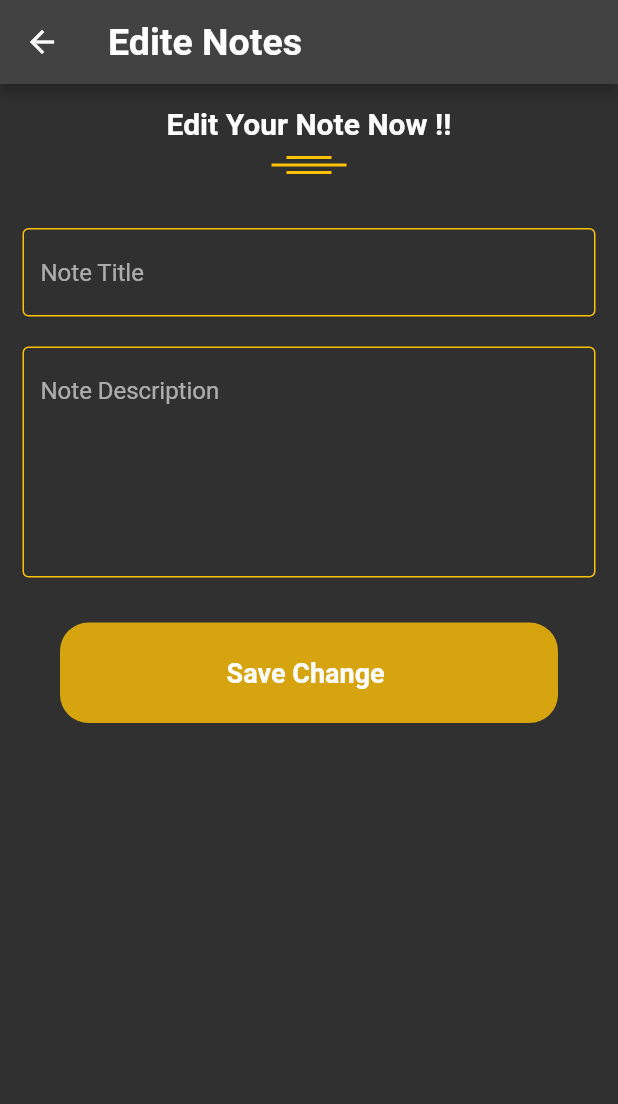
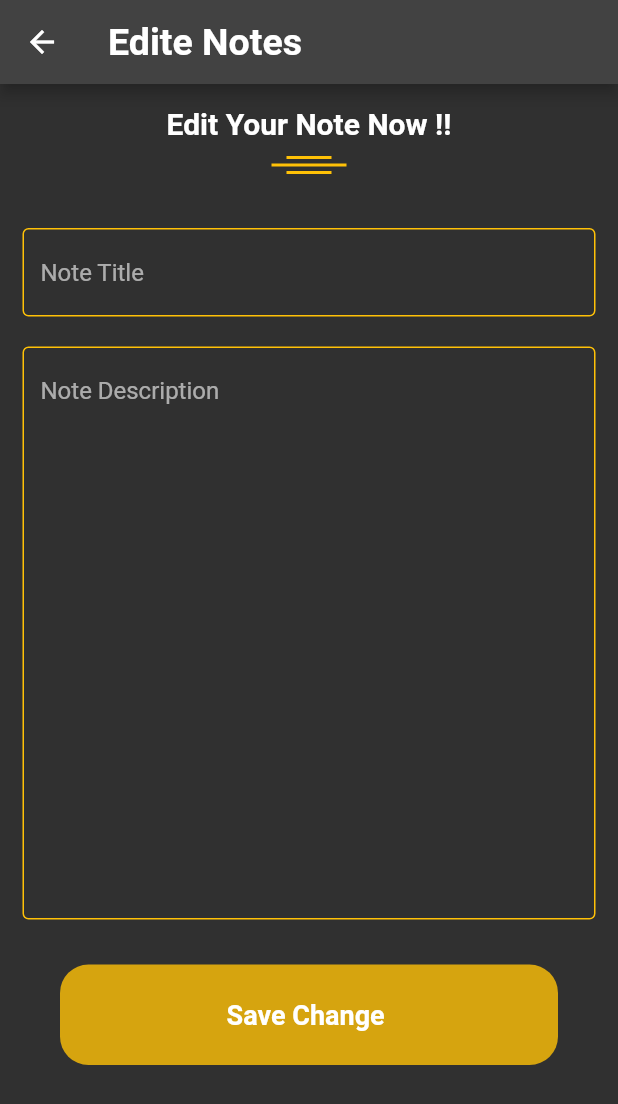
Before and after one commit to TaherSalah/note_app, a Flutter app: the EditeScreen screen opened directly, on a phone screen of 412 x 824 dp. Shown: the top 1104 px of the screen. Run offline on Flutter 3.47's test engine with Material 2 defaults, Android fonts, the phone set to English and light mode, and no system bars; our stand-ins replace babstrap_settings_screen, convex_bottom_bar, flutter_bloc, flutter_slidable, flutter_svg, hive and 1 more; accounts and stored records are empty.

```diff
--- a/lib/layout/layout_screen.dart
+++ b/lib/layout/layout_screen.dart
@@ -31,7 +31,7 @@ class _NotesScreenState extends State<NotesScreen> {
         return Scaffold(
           appBar: AppBar(
             toolbarHeight: 70,
-            title: Text('Notes Taskes'),
+            title: Text(cubit.screenTitles[cubit.currentIndex]),
             actions: [
               Padding(
                 padding: const EdgeInsets.symmetric(horizontal: 8.0),
--- a/lib/models/edite_notes/edite_screen.dart
+++ b/lib/models/edite_notes/edite_screen.dart
@@ -18,7 +18,8 @@ class EditeScreen extends StatelessWidget {
               .copyWith(fontSize: 25, fontWeight: FontWeight.bold),
         ),
       ),
-      body: Column(
+      body: SingleChildScrollView(
+        child: Column(
           children: [
             Padding(
                 padding: const EdgeInsets.only(top: 15.0),
@@ -59,17 +60,18 @@ class EditeScreen extends StatelessWidget {
                 padding: EdgeInsets.symmetric(
               vertical: 8,
             )),
-           Padding(
+             const Padding(
               padding: EdgeInsets.symmetric(horizontal: 15.0),
               child: CustomFormField(
                 hint: 'Note Title',
+
               ),
             ),
-           Padding(
+             const Padding(
               padding: EdgeInsets.symmetric(horizontal: 15.0),
               child: CustomFormField(
                 hint: 'Note Description',
-              maxLines: 6,
+                maxLines: 18,
               ),
             ),
             const SizedBox(
@@ -85,6 +87,7 @@ class EditeScreen extends StatelessWidget {
             ),
           ],
         ),
+      ),
     );
   }
 }
--- a/lib/notes_cubit/cubit.dart
+++ b/lib/notes_cubit/cubit.dart
@@ -34,7 +34,15 @@ class NotesReadCubit extends Cubit<NotesReadStates> {
     const DoneScreen(),
     const SettingsScreen(),
   ];
+List<String> screenTitles=[
+  'Notes Tasks',
+  'Archived Tasks',
+  'Add New Task',
+  'Done Task',
+  'Settings',
 
+
+];
   changeCurrentIndex(int index) {
     currentIndex = index;
     emit(NotesChangeBottomNavBarState());
--- a/lib/shared/components/widgets/form.dart
+++ b/lib/shared/components/widgets/form.dart
@@ -80,6 +80,7 @@ class _AddNotesFormState extends State<AddNotesForm> {
                 Padding(
                   padding: EdgeInsets.symmetric(horizontal: 15.0),
                   child: CustomFormField(
+                    maxLength: 35,
                     hint: 'Note Title',
                     onSaved: (value) {
                       title = value;
@@ -118,6 +119,7 @@ class _AddNotesFormState extends State<AddNotesForm> {
                             color: Colors.orange.value);
                         cubit.addNotes(notesModel);
                         BlocProvider.of<NotesReadCubit>(context).fetchAllNotes();
+                        Navigator.pop(context);
                       } else {
                         autovalidateMode = AutovalidateMode.always;
                         setState(() {});
--- a/lib/shared/components/widgets/items_builder.dart
+++ b/lib/shared/components/widgets/items_builder.dart
@@ -78,8 +78,8 @@ class NoteItemsBuilder extends StatelessWidget {
                                     .textTheme
                                     .caption!
                                     .copyWith(
-                                        color: Colors.black,
-                                        fontSize: 4,
+                                        color: Colors.grey,
+                                        fontSize: 8,
                                         fontWeight: FontWeight.bold),
                               ),
                             ],
--- a/lib/shared/components/widgets/text_field.dart
+++ b/lib/shared/components/widgets/text_field.dart
@@ -1,11 +1,12 @@
 import 'package:flutter/material.dart';
 
 class CustomFormField extends StatelessWidget {
-  const CustomFormField({Key? key, required this.hint, this.maxLines = 1, this.onSaved, this.onChanged, this.validator})
+  const CustomFormField({Key? key, required this.hint, this.maxLines = 1, this.onSaved, this.onChanged, this.validator,this.maxLength})
       : super(key: key);
 
   final String hint;
   final int maxLines;
+  final int? maxLength;
 final void Function(String?)? onSaved;
 final void Function(String)? onChanged;
 final String? Function(String?)? validator;
@@ -17,6 +18,7 @@ final String? Function(String?)? validator;
           height: 20,
         ),
         TextFormField(
+          maxLength:maxLength ,
           onSaved: onSaved,
           onChanged: onChanged,
           validator:validator ,
```
Also changed, not shown: lib/models/add_notes/add_notes_screen.dart (+5 -3 lines), lib/models/archived/archived_screen.dart (+1 -6 lines). Lines whose indentation alone changed are shown as unchanged.
